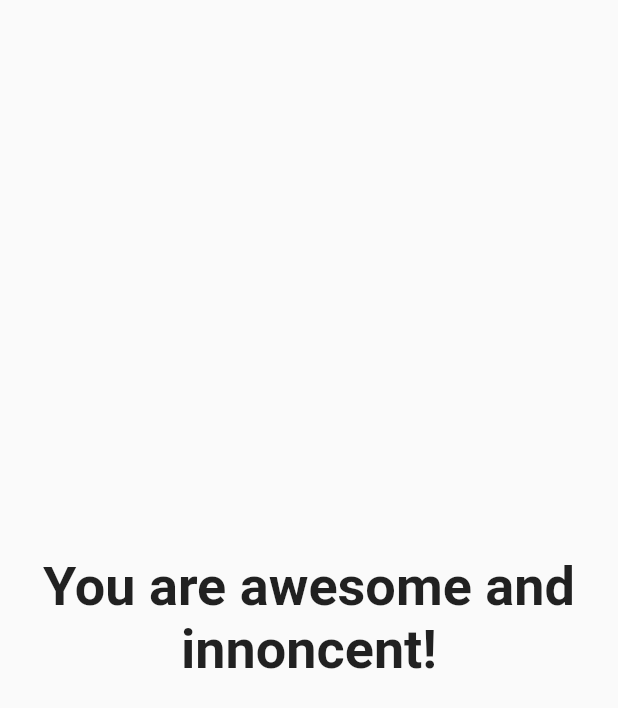
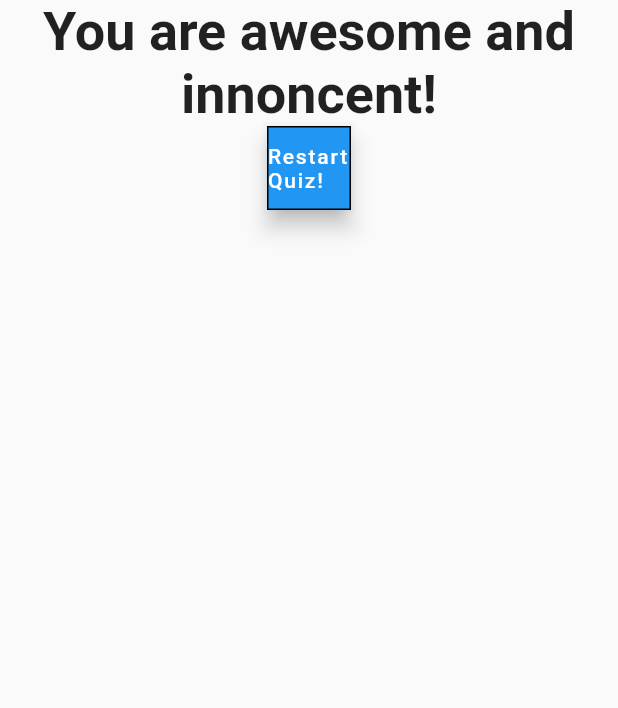
Before and after one commit to LapertJoseph/FlutterApp, a Flutter app: the Result widget shown alone on an empty page, opened directly with empty values, on a phone screen of 412 x 824 dp. Shown: the top 708 px of the screen. Run offline on Flutter 3.47's test engine with Material 2 defaults, Android fonts, the phone set to English and light mode, and no system bars.

Commit message:
add reset button

```diff
--- a/lib/result.dart
+++ b/lib/result.dart
@@ -2,8 +2,9 @@ import 'package:flutter/material.dart';
 
 class Result extends StatelessWidget {
   final int resultScore;
+  final Function resetHandler;
 
-  Result(this.resultScore);
+  Result(this.resultScore, this.resetHandler);
 
   String get resultPhrase {
     String resultText;
@@ -22,10 +23,20 @@ class Result extends StatelessWidget {
   @override
   Widget build(BuildContext context) {
     return Center(
-      child: Text(
-        resultPhrase,
-        style: TextStyle(fontSize: 36, fontWeight: FontWeight.bold),
-        textAlign: TextAlign.center,
+      child: Column(
+        children: [
+          Text(
+            resultPhrase,
+            style: TextStyle(fontSize: 36, fontWeight: FontWeight.bold),
+            textAlign: TextAlign.center,
+          ),
+          FloatingActionButton(
+            child: Text('Restart Quiz!'),
+            onPressed: resetHandler,
+            backgroundColor: Colors.blue,
+            shape: Border.all(),
+          ),
+        ],
       ),
     );
   }
```
Also changed, not shown: lib/main.dart (+8 -1 lines).
